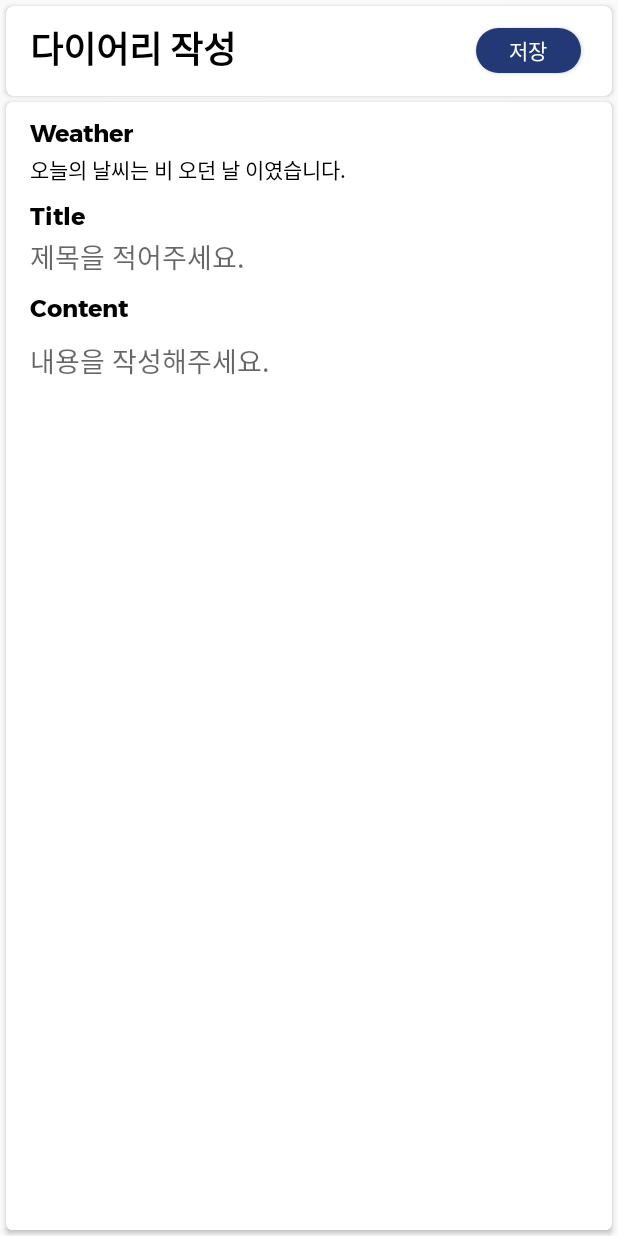
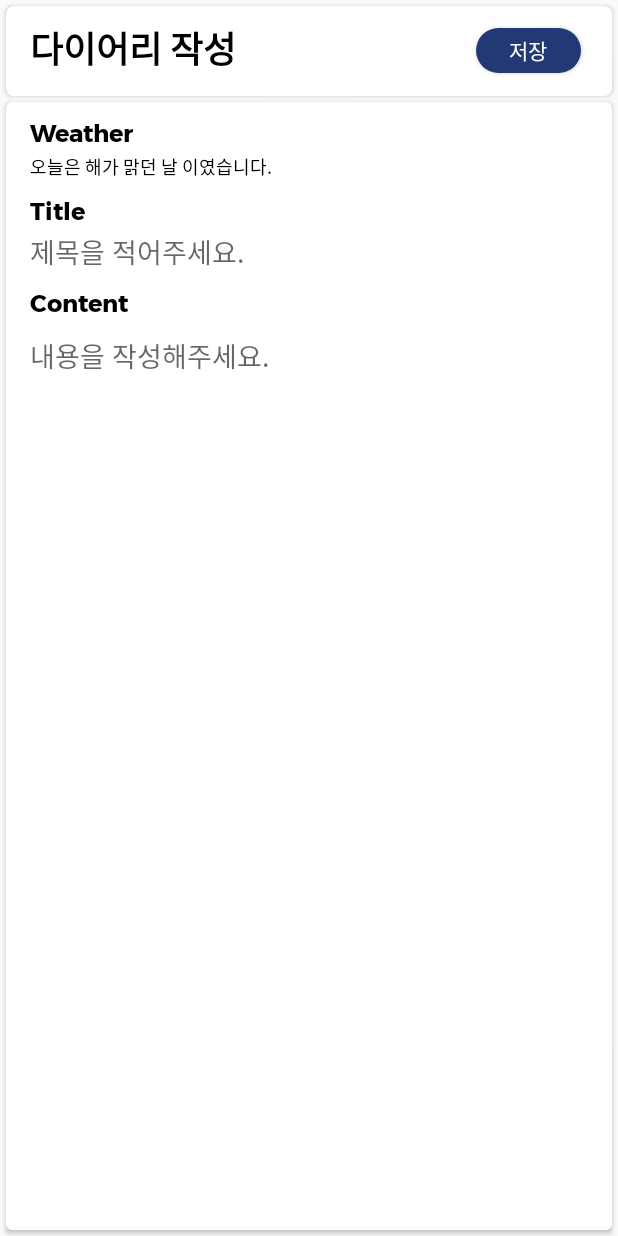
Before and after one commit to YONGJAEEE/Ddobagi, an Android app: the WriteActivity screen opened directly, with no data from a screen before it, on a phone screen of 412 x 824 dp. Run offline under Robolectric (Android 15) with nearby library versions, the phone set to English and light mode, and no system bars; our stand-ins replace Firebase (no records; nobody signed in at launch, a user with empty details on screens opened directly); 1 statement that could not run was skipped.

Commit message:
영문 날씨 한글로 번역

```diff
--- a/Ddobagi3/app/src/main/java/com/example/ddobagi3/model/WeatherResponse.kt
+++ b/Ddobagi3/app/src/main/java/com/example/ddobagi3/model/WeatherResponse.kt
@@ -6,7 +6,6 @@ data class WeatherResponse(
     val cod: Int?
 )
 
-
 data class Weather(
     val id: Int?,
     val main: String?,
--- a/Ddobagi3/app/src/main/java/com/example/ddobagi3/view/WriteActivity.kt
+++ b/Ddobagi3/app/src/main/java/com/example/ddobagi3/view/WriteActivity.kt
@@ -13,6 +13,7 @@ import com.example.ddobagi3.model.WeatherResponse
 import com.example.ddobagi3.network.JusoRetrofitClient
 import com.example.ddobagi3.network.WeatherClient
 import com.example.ddobagi3.widget.MyApplication
+import com.example.ddobagi3.widget.Translation
 import com.google.firebase.firestore.FirebaseFirestore
 import kotlinx.android.synthetic.main.activity_write.*
 import retrofit2.Call
@@ -23,6 +24,9 @@ import java.time.LocalDateTime
 @RequiresApi(Build.VERSION_CODES.O)
 class WriteActivity : AppCompatActivity() {
     var firestore: FirebaseFirestore? = null
+    var todayWeather = "0"
+    val translation = Translation()
+
     override fun onCreate(savedInstanceState: Bundle?) {
         super.onCreate(savedInstanceState)
         setContentView(R.layout.activity_write)
@@ -40,7 +44,7 @@ class WriteActivity : AppCompatActivity() {
             val a = hashMapOf(
                 "title" to et_title.text.toString(),
                 "date" to LocalDate.now().toString(),
-                "weather" to "비",
+                "weather" to todayWeather,
                 "location" to adressName,
                 "content" to et_content.text.toString()
             )
@@ -60,7 +64,7 @@ class WriteActivity : AppCompatActivity() {
         }
     }
 
-    fun getWeather(x: String, y: String) {
+    fun getWeather(x: String, y: String){
         val call: Call<WeatherResponse> =
             WeatherClient.instance.GetData.getWeather(x, y, "117f9473192d7aaf0fb9843665d8eb99")
 
@@ -68,11 +72,12 @@ class WriteActivity : AppCompatActivity() {
 
             override fun onResponse(call: Call<WeatherResponse>, response: Response<WeatherResponse> ) {
                 Log.d("TAG",response.body().toString())
+                todayWeather = translation.changeWeather(response.body()!!.weather!!.get(0).id!!)
+                tv_weather.setText(todayWeather)
             }
             override fun onFailure(call: Call<WeatherResponse>, t: Throwable) {
                 Log.d("Fail",t.toString())
             }
-
         }
         )
     }
--- a/Ddobagi3/app/src/main/res/layout/activity_write.xml
+++ b/Ddobagi3/app/src/main/res/layout/activity_write.xml
@@ -86,16 +86,20 @@
                     <TextView
                         android:layout_width="wrap_content"
                         android:layout_height="wrap_content"
+                        android:textSize="12sp"
                         android:textColor="@color/black"
-                        android:text="오늘의 날씨는 "/>
+                        android:text="오늘은 "/>
+                    <TextView
+                        android:id="@+id/tv_weather"
+                        android:layout_width="wrap_content"
+                        android:layout_height="wrap_content"
+                        android:textSize="12sp"
+                        android:textColor="@color/black"
+                        android:text="해가 맑던"/>
                     <TextView
                         android:layout_width="wrap_content"
                         android:layout_height="wrap_content"
-                        android:textColor="@color/black"
-                        android:text="비 오던"/>
-                    <TextView
-                        android:layout_width="wrap_content"
-                        android:layout_height="wrap_content"
+                        android:textSize="12sp"
                         android:textColor="@color/black"
                         android:text=" 날 이였습니다."/>
                 </LinearLayout>
```
Also changed, not shown: Ddobagi3/app/src/main/java/com/example/ddobagi3/widget/Translation.kt (added, +81 -0 lines).
